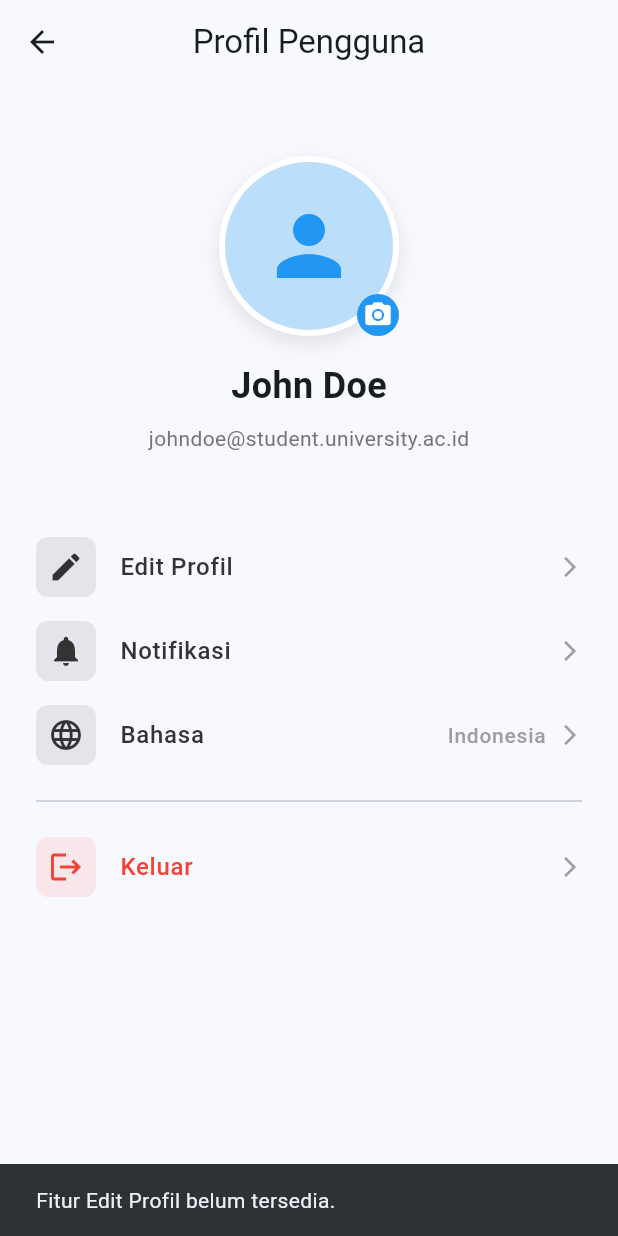
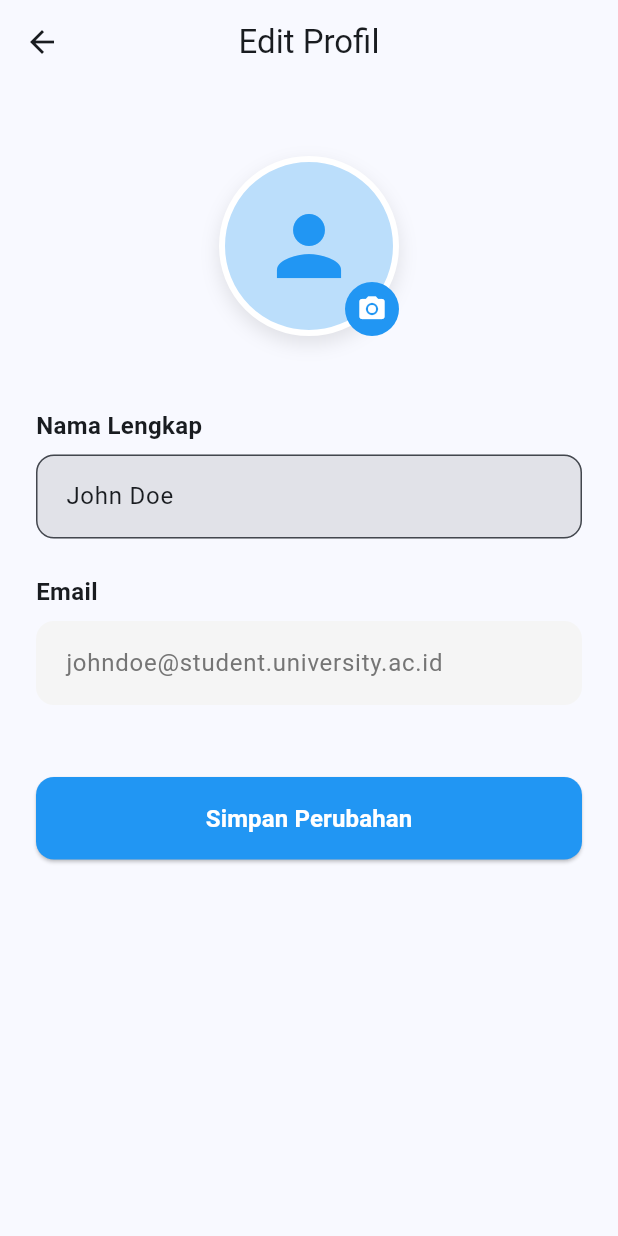
Before and after one commit to NurAzizah1109/lms-flutter-ui, a Flutter app: the ProfileView screen opened directly, after a tap on "Edit Profil", on a phone screen of 412 x 824 dp. Run offline on Flutter 3.47's test engine with Material 3 defaults, Android fonts, the phone set to English and light mode, and no system bars.

Commit message:
halaman edit profile

```diff
--- a/lib/main.dart
+++ b/lib/main.dart
@@ -10,6 +10,7 @@ import 'views/assignments_view.dart';
 import 'views/assignment_detail_view.dart';
 import 'views/quiz_result_view.dart';
 import 'views/quiz_review_view.dart';
+import 'views/edit_profile_view.dart';
 
 void main() {
   runApp(const LMSApp());
@@ -37,6 +38,7 @@ class LMSApp extends StatelessWidget {
         '/assignment-detail': (context) => const AssignmentDetailView(),
         '/quiz-result': (context) => const QuizResultView(),
         '/quiz-review': (context) => const QuizReviewView(),
+        '/edit-profile': (context) => const EditProfileView(),
       },
     );
   }
--- /dev/null
+++ b/lib/views/edit_profile_view.dart
@@ -0,0 +1,197 @@
+import 'package:flutter/material.dart';
+
+class EditProfileView extends StatefulWidget {
+  const EditProfileView({super.key});
+
+  @override
+  State<EditProfileView> createState() => _EditProfileViewState();
+}
+
+class _EditProfileViewState extends State<EditProfileView> {
+  final _nameController = TextEditingController(text: 'John Doe');
+  final _emailController = TextEditingController(text: 'johndoe@student.university.ac.id');
+  bool _isSaving = false;
+
+  void _saveProfile() async {
+    setState(() {
+      _isSaving = true;
+    });
+
+    // Simulate network delay
+    await Future.delayed(const Duration(seconds: 1));
+
+    if (mounted) {
+      setState(() {
+        _isSaving = false;
+      });
+
+      ScaffoldMessenger.of(context).showSnackBar(
+        const SnackBar(
+          content: Text('Profil berhasil diperbarui'),
+          backgroundColor: Colors.green,
+        ),
+      );
+      Navigator.pop(context);
+    }
+  }
+
+  @override
+  void dispose() {
+    _nameController.dispose();
+    _emailController.dispose();
+    super.dispose();
+  }
+
+  @override
+  Widget build(BuildContext context) {
+    return Scaffold(
+      appBar: AppBar(
+        title: const Text('Edit Profil'),
+        elevation: 0,
+      ),
+      body: SingleChildScrollView(
+        padding: const EdgeInsets.all(24.0),
+        child: Column(
+          children: [
+            const SizedBox(height: 24),
+            _buildProfileImage(),
+            const SizedBox(height: 48),
+            _buildForm(),
+            const SizedBox(height: 48),
+            SizedBox(
+              width: double.infinity,
+              child: ElevatedButton(
+                onPressed: _isSaving ? null : _saveProfile,
+                style: ElevatedButton.styleFrom(
+                  backgroundColor: Colors.blue,
+                  foregroundColor: Colors.white,
+                  padding: const EdgeInsets.symmetric(vertical: 16),
+                  shape: RoundedRectangleBorder(
+                    borderRadius: BorderRadius.circular(12),
+                  ),
+                ),
+                child: _isSaving
+                    ? const SizedBox(
+                        width: 24,
+                        height: 24,
+                        child: CircularProgressIndicator(
+                          color: Colors.white,
+                          strokeWidth: 2,
+                        ),
+                      )
+                    : const Text(
+                        'Simpan Perubahan',
+                        style: TextStyle(
+                          fontSize: 16,
+                          fontWeight: FontWeight.bold,
+                        ),
+                      ),
+              ),
+            ),
+          ],
+        ),
+      ),
+    );
+  }
+
+  Widget _buildProfileImage() {
+    return Stack(
+      children: [
+        Container(
+          width: 120,
+          height: 120,
+          decoration: BoxDecoration(
+            shape: BoxShape.circle,
+            color: Colors.blue.shade100,
+            border: Border.all(color: Colors.white, width: 4),
+            boxShadow: [
+              BoxShadow(
+                color: Colors.black.withOpacity(0.1),
+                blurRadius: 10,
+                offset: const Offset(0, 5),
+              ),
+            ],
+          ),
+          child: const Icon(
+            Icons.person,
+            size: 64,
+            color: Colors.blue,
+          ),
+        ),
+        Positioned(
+          bottom: 0,
+          right: 0,
+          child: GestureDetector(
+            onTap: () {
+              ScaffoldMessenger.of(context).showSnackBar(
+                const SnackBar(content: Text('Fitur ubah foto belum tersedia')),
+              );
+            },
+            child: Container(
+              padding: const EdgeInsets.all(8),
+              decoration: const BoxDecoration(
+                color: Colors.blue,
+                shape: BoxShape.circle,
+              ),
+              child: const Icon(
+                Icons.camera_alt,
+                size: 20,
+                color: Colors.white,
+              ),
+            ),
+          ),
+        ),
+      ],
+    );
+  }
+
+  Widget _buildForm() {
+    return Column(
+      crossAxisAlignment: CrossAxisAlignment.start,
+      children: [
+        const Text(
+          'Nama Lengkap',
+          style: TextStyle(
+            fontWeight: FontWeight.bold,
+            fontSize: 16,
+          ),
+        ),
+        const SizedBox(height: 8),
+        TextFormField(
+          controller: _nameController,
+          decoration: InputDecoration(
+            hintText: 'Nama Lengkap',
+            border: OutlineInputBorder(
+              borderRadius: BorderRadius.circular(12),
+            ),
+            contentPadding: const EdgeInsets.symmetric(horizontal: 16, vertical: 16),
+          ),
+        ),
+        const SizedBox(height: 24),
+        const Text(
+          'Email',
+          style: TextStyle(
+            fontWeight: FontWeight.bold,
+            fontSize: 16,
+          ),
+        ),
+        const SizedBox(height: 8),
+        TextFormField(
+          controller: _emailController,
+          readOnly: true,
+          style: TextStyle(color: Colors.grey.shade600),
+          decoration: InputDecoration(
+             filled: true,
+             fillColor: Colors.grey.shade100,
+            hintText: 'Email',
+            border: OutlineInputBorder(
+              borderRadius: BorderRadius.circular(12),
+              borderSide: BorderSide.none,
+            ),
+            contentPadding: const EdgeInsets.symmetric(horizontal: 16, vertical: 16),
+          ),
+        ),
+      ],
+    );
+  }
+}
--- a/lib/views/profile_view.dart
+++ b/lib/views/profile_view.dart
@@ -95,9 +95,7 @@ class ProfileView extends StatelessWidget {
           icon: Icons.edit,
           title: 'Edit Profil',
           onTap: () {
-            ScaffoldMessenger.of(context).showSnackBar(
-              const SnackBar(content: Text('Fitur Edit Profil belum tersedia.')),
-            );
+            Navigator.pushNamed(context, '/edit-profile');
           },
         ),
         _buildMenuItem(
```
